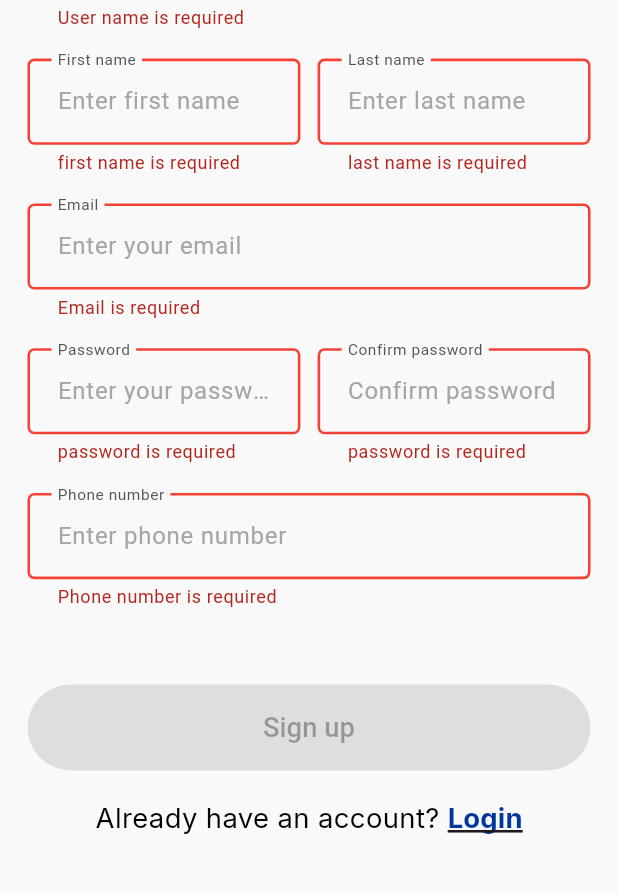
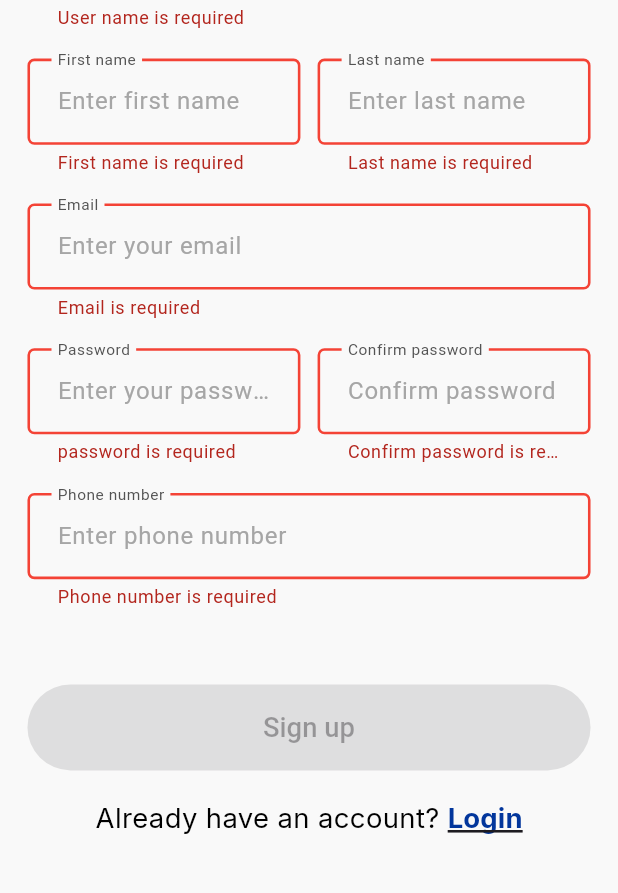
Before and after one commit to AhmedEzz999/exam_app_team5, a Flutter app: the SignUpView screen opened by its route, after a tap on "Sign up", on a phone screen of 412 x 824 dp, the part 181-1074 px from its top. Run offline on Flutter 3.47's test engine with Material 3 defaults, Android fonts, the phone set to English and light mode, and no system bars; our stand-ins replace dartz, dio, flutter_bloc, flutter_screenutil, flutter_svg, get_it and 6 more; generated files the repository leaves out were written again.

Commit message:
Refactor validation messages: update password and name field labels to use original casing

```diff
--- a/lib/core/utils/validators.dart
+++ b/lib/core/utils/validators.dart
@@ -24,7 +24,7 @@ mixin AppValidators {
     if (value == null || value.trim().isEmpty) {
       return AppStrings.fieldRequired.replaceFirst(
         '{field}',
-        AppStrings.firstNameLabel.toLowerCase(),
+        AppStrings.firstNameLabel
       );
     }
     if (value.trim().length < 3) {
@@ -43,7 +43,7 @@ mixin AppValidators {
     if (value == null || value.trim().isEmpty) {
       return AppStrings.fieldRequired.replaceFirst(
         '{field}',
-        AppStrings.lastNameLabel.toLowerCase(),
+        AppStrings.lastNameLabel
       );
     }
     if (value.trim().length < 3) {
@@ -104,7 +104,7 @@ mixin AppValidators {
     if (value == null || value.isEmpty) {
       return AppStrings.fieldRequired.replaceFirst(
         '{field}',
-        AppStrings.passwordLabel.toLowerCase(),
+        AppStrings.passwordLabel,
       );
     }
     if (value.length < 8) {
@@ -128,7 +128,7 @@ mixin AppValidators {
     if (!passwordRegExp.hasMatch(value)) {
       return AppStrings.fieldRequired.replaceFirst(
         '{field}',
-        AppStrings.passwordLabel.toLowerCase(),
+        AppStrings.passwordLabel,
       );
     }
     return null;
@@ -138,7 +138,7 @@ mixin AppValidators {
     if (value == null || value.isEmpty) {
       return AppStrings.fieldRequired.replaceFirst(
         '{field}',
-        AppStrings.passwordLabel.toLowerCase(),
+        AppStrings.confirmPasswordLabel,
       );
     }
     if (value != password) {
```
